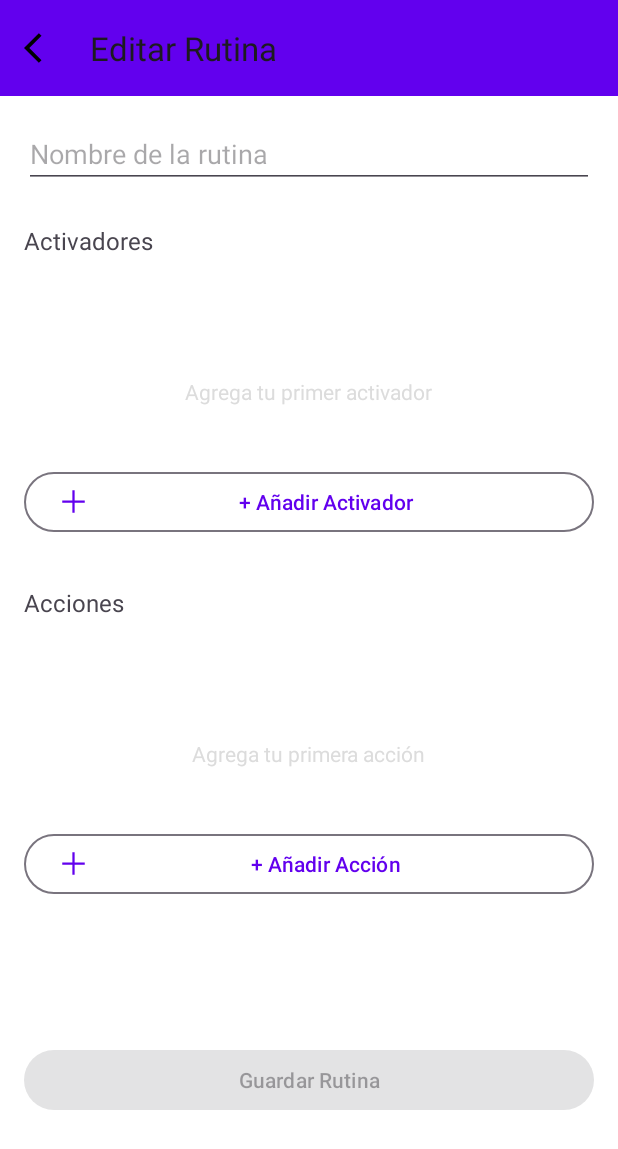
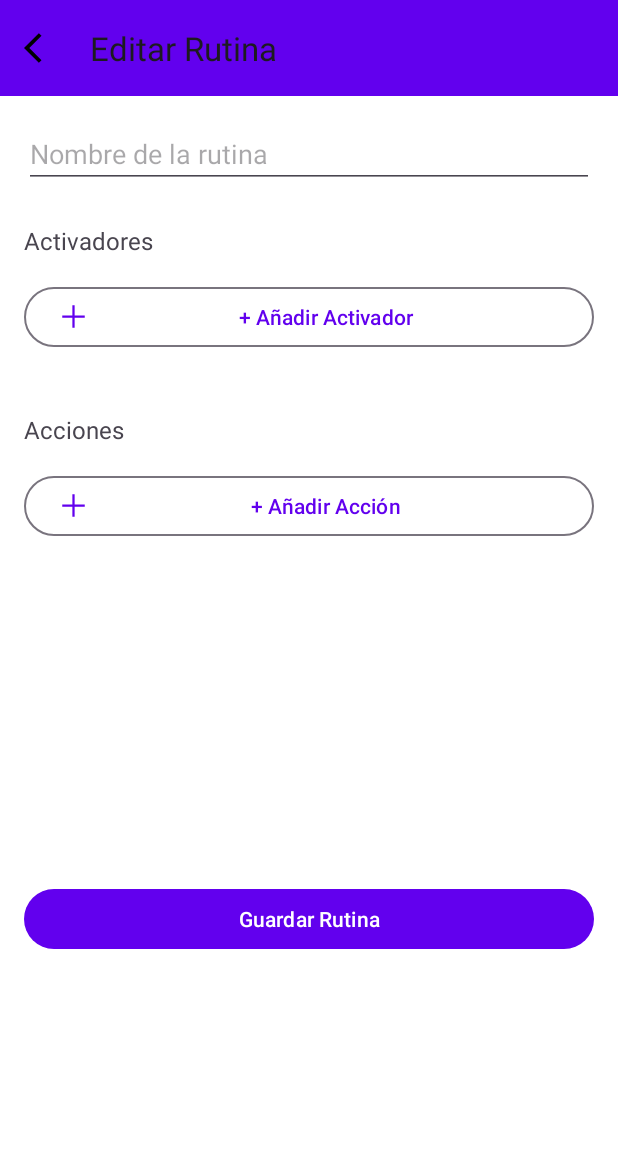
Before and after one commit to ainteasybro666/Rutinas, an Android app built with Jetpack Compose: the RoutineEditFragment screen opened through its navigation route, on a phone screen of 412 x 824 dp. Shown: the top 1149 px of the screen. Run offline under Robolectric (Android 15) with nearby library versions, the phone set to English and light mode, and no system bars; our stand-ins replace Dagger/Hilt's generated code, Room's generated code, Timber, navigation-ui.

Commit message:
compila, abre. ya no crashea con los botones ni nada. falta solucionar problemas del logcat y que se almacenen acciones en el edit.

```diff
--- a/Rutinas/app/src/main/java/com/example/rutinas/ui/edit/RoutineEditFragment.kt
+++ b/Rutinas/app/src/main/java/com/example/rutinas/ui/edit/RoutineEditFragment.kt
@@ -97,11 +97,9 @@ class RoutineEditFragment : BaseFragment(),
             toolbar.title = "Editar Rutina"
 
             btnAddTrigger.setOnClickListener {
-                if (canShowDialog()) { // Nueva función de validación
-                    TriggerTypeDialog.createInstance().apply {
-                        setTriggerTypeListener(this@RoutineEditFragment)
-                        showSafe(childFragmentManager) // Método seguro para mostrar
-                    }
+                TriggerTypeDialog.createInstance().apply {
+                    setTriggerTypeListener(this@RoutineEditFragment)
+                    showDialog(this)
                 }
             }
 
@@ -126,17 +124,15 @@ class RoutineEditFragment : BaseFragment(),
 
         AddActionDialogFragment.newInstance().apply {
             setOnActionSelectedListener { navigateToEditAction(it) }
-            showSafe(childFragmentManager) // Método seguro
+            showDialog(this)
         }
     }
 
     private fun setupTriggersRecyclerView() {
         triggerAdapter = TriggerAdapter(
-            triggers = triggersList,
             onTriggerDeleted = { trigger ->
                 triggersList.remove(trigger)
-                triggerAdapter.notifyDataSetChanged()
-                updateEmptyStateVisibility()
+                triggerAdapter.submitList(triggersList.toList())
             }
         )
 
@@ -145,7 +141,6 @@ class RoutineEditFragment : BaseFragment(),
             adapter = triggerAdapter
             addItemDecoration(createItemDecoration())
         }
-        updateEmptyStateVisibility()
     }
 
     private fun setupActionsRecyclerView() {
@@ -161,7 +156,6 @@ class RoutineEditFragment : BaseFragment(),
             layoutManager = LinearLayoutManager(requireContext())
             adapter = actionAdapter
         }
-        updateEmptyStateVisibility()
     }
     private fun navigateToEditAction(action: Action) {
         val editFragment = when (action.type) {
@@ -183,7 +177,7 @@ class RoutineEditFragment : BaseFragment(),
     }
 
     override fun onTriggerSelected(triggerType: TriggerTypeDialog.TriggerType) {
-        if (!isAdded || isDetached) {  // Verificación crítica añadida
+        if (!isAdded || isDetached) {
             Timber.e("onTriggerSelected: Fragment no adjunto")
             return
         }
@@ -195,7 +189,7 @@ class RoutineEditFragment : BaseFragment(),
         when (triggerType) {
             TriggerTypeDialog.TriggerType.TIME -> {
                 timeDialog.setTimeTriggerConfigListener(this@RoutineEditFragment)
-                if (isAdded) timeDialog.show(childFragmentManager, "TimeTriggerConfigDialog")
+                showDialog(timeDialog)
             }
             TriggerTypeDialog.TriggerType.CALENDAR -> {
                 calendarDialog.setCalendarTriggerListener(this@RoutineEditFragment)
@@ -216,22 +210,19 @@ class RoutineEditFragment : BaseFragment(),
     override fun onCalendarTriggerConfigured(trigger: Trigger) {
         Timber.d("Trigger de calendario configurado: $trigger")
         triggersList.add(trigger)
-        triggerAdapter.notifyDataSetChanged()
-        updateEmptyStateVisibility()
+        triggerAdapter.submitList(triggersList.toList())
     }
 
     override fun onLocationTriggerConfigured(trigger: Trigger) {
         Timber.d("Trigger de ubicación configurado: $trigger")
         triggersList.add(trigger)
-        triggerAdapter.notifyDataSetChanged()
-        updateEmptyStateVisibility()
+        triggerAdapter.submitList(triggersList.toList())
     }
 
     override fun onTimeTriggerConfigured(trigger: Trigger) {
         Timber.d("Trigger de tiempo configurado: $trigger")
         triggersList.add(trigger)
-        triggerAdapter.notifyDataSetChanged()
-        updateEmptyStateVisibility()
+        triggerAdapter.submitList(triggersList.toList())
     }
 
     private fun setupObservers() {
@@ -245,7 +236,7 @@ class RoutineEditFragment : BaseFragment(),
                         triggersList.addAll(it.triggers)
                         triggerAdapter.notifyDataSetChanged()
                         viewModel.updateActions(it.actions)
-                        updateEmptyStateVisibility()
+                        triggerAdapter.submitList(triggersList.toList())
                     }
                 }
             }
@@ -256,7 +247,7 @@ class RoutineEditFragment : BaseFragment(),
                 viewModel.actions.collect { actions ->
                     Timber.d("Lista de acciones actualizada: $actions")
                     actionAdapter.submitList(actions)
-                    updateEmptyStateVisibility()
+                    actionAdapter.submitList(actions.toList())
                 }
             }
         }
@@ -310,21 +301,6 @@ class RoutineEditFragment : BaseFragment(),
         return isValid
     }
 
-    private fun updateEmptyStateVisibility() {
-        if (!isAdded) return
-        vb.apply {
-            val hasTriggers = triggersList.isNotEmpty()
-            val hasActions = !viewModel.actions.value.isNullOrEmpty()
-
-            rvTriggers.visibility = if (hasTriggers) View.VISIBLE else View.GONE
-            emptyStateTriggersGroup.visibility = if (hasTriggers) View.GONE else View.VISIBLE
-
-            rvActions.visibility = if (hasActions) View.VISIBLE else View.GONE
-            emptyStateActionsGroup.visibility = if (hasActions) View.GONE else View.VISIBLE
-
-            btnSaveRoutine.isEnabled = hasTriggers && hasActions
-        }
-    }
 
     private fun createItemDecoration() = object : RecyclerView.ItemDecoration() {
         override fun getItemOffsets(
@@ -355,11 +331,11 @@ class RoutineEditFragment : BaseFragment(),
     private fun showFloatingButton() {
         activity?.findViewById<View>(R.id.fab_add_routine)?.visibility = View.VISIBLE
     }
-    private fun DialogFragment.showSafe(fm: FragmentManager) {
-        if (!canShowDialog() || fm.isDestroyed) {
-            Timber.e("No se puede mostrar diálogo: FragmentManager no válido")
-            return
+    private fun showDialog(dialog: DialogFragment) {
+        if (canShowDialog()) {
+            dialog.show(parentFragmentManager, dialog::class.java.simpleName)
+        } else {
+            Timber.e("No se puede mostrar diálogo: Estado inválido del fragmento")
         }
-        show(fm, this::class.java.simpleName)
     }
 }
--- a/Rutinas/app/src/main/java/com/example/rutinas/ui/edit/actions/EditSoundModeActionDialogFragment.kt
+++ b/Rutinas/app/src/main/java/com/example/rutinas/ui/edit/actions/EditSoundModeActionDialogFragment.kt
@@ -31,7 +31,6 @@ class EditSoundModeActionDialogFragment : DialogFragment(), Parcelable, ActionEd
 
         loadActionData()
 
-        val dialog =  super.onCreateDialog(savedInstanceState) as AlertDialog
         return AlertDialog.Builder(requireContext())
             .setTitle("Modo de Sonido")
             .setView(binding.root)
--- a/Rutinas/app/src/main/java/com/example/rutinas/ui/edit/actions/EditVolumeActionDialogFragment.kt
+++ b/Rutinas/app/src/main/java/com/example/rutinas/ui/edit/actions/EditVolumeActionDialogFragment.kt
@@ -48,9 +48,7 @@ class EditVolumeActionDialogFragment : DialogFragment(), Parcelable, ActionEdito
             builder.setNegativeButton("Cancelar") { _, _ ->
                 Timber.d("EditVolumeActionDialogFragment: Botón Cancelar pulsado")
             }
-            dialog.setView(builder.create().requireViewById(android.R.id.content))
-
-            return dialog
+            return builder.create()
 
 
         } catch (e: Exception) {
--- a/Rutinas/app/src/main/java/com/example/rutinas/ui/main/adapter/TriggerAdapter.kt
+++ b/Rutinas/app/src/main/java/com/example/rutinas/ui/main/adapter/TriggerAdapter.kt
@@ -6,11 +6,14 @@ import androidx.recyclerview.widget.RecyclerView
 import com.example.rutinas.data.model.Trigger
 import com.example.rutinas.databinding.ItemTriggerBinding
 import timber.log.Timber
+import androidx.recyclerview.widget.DiffUtil
+import androidx.recyclerview.widget.ListAdapter
+
 
 class TriggerAdapter(
-    private val triggers: List<Trigger>,
+
     private val onTriggerDeleted: (Trigger) -> Unit
-) : RecyclerView.Adapter<TriggerAdapter.TriggerViewHolder>() {
+) : ListAdapter<Trigger, TriggerAdapter.TriggerViewHolder>(TriggerDiffCallback()) {
 
     inner class TriggerViewHolder(
         private val binding: ItemTriggerBinding
@@ -67,6 +70,7 @@ class TriggerAdapter(
                     }
                 }
 
+
                 // Configurar botón de eliminar
                 btnDelete.setOnClickListener {
                     onTriggerDeleted(trigger)
@@ -100,8 +104,13 @@ class TriggerAdapter(
     }
 
     override fun onBindViewHolder(holder: TriggerViewHolder, position: Int) {
-        holder.bind(triggers[position])
+        holder.bind(getItem(position))
     }
 
-    override fun getItemCount(): Int = triggers.size
+    class TriggerDiffCallback : DiffUtil.ItemCallback<Trigger>() {
+        override fun areItemsTheSame(oldItem: Trigger, newItem: Trigger): Boolean = oldItem.id == newItem.id
+        override fun areContentsTheSame(oldItem: Trigger, newItem: Trigger): Boolean = oldItem == newItem
+    }
+
+
 }
--- a/Rutinas/app/src/main/res/layout/fragment_routine_edit.xml
+++ b/Rutinas/app/src/main/res/layout/fragment_routine_edit.xml
@@ -33,19 +33,20 @@
             android:layout_width="match_parent"
             android:layout_height="wrap_content"
             android:padding="16dp"
-            tools:ignore="ExtraText">
+            xmlns:android="http://schemas.android.com/apk/res/android"
+            xmlns:app="http://schemas.android.com/apk/res-auto">
 
-            <!-- Header: Nombre de rutina -->
+            <!-- Nombre de la rutina -->
             <EditText
                 android:id="@+id/etRoutineName"
                 android:layout_width="0dp"
                 android:layout_height="wrap_content"
                 android:hint="Nombre de la rutina"
+                app:layout_constraintTop_toTopOf="parent"
                 app:layout_constraintStart_toStartOf="parent"
-                app:layout_constraintEnd_toEndOf="parent"
-                app:layout_constraintTop_toTopOf="parent"/>
+                app:layout_constraintEnd_toEndOf="parent"/>
 
-            <!-- Sección de Triggers -->
+            <!-- ——— Sección Activadores ——— -->
             <TextView
                 android:id="@+id/tvTriggersTitle"
                 android:layout_width="0dp"
@@ -53,45 +54,9 @@
                 android:layout_marginTop="24dp"
                 android:text="Activadores"
                 android:textSize="16sp"
-                app:layout_constraintEnd_toEndOf="parent"
+                app:layout_constraintTop_toBottomOf="@id/etRoutineName"
                 app:layout_constraintStart_toStartOf="parent"
-                app:layout_constraintTop_toBottomOf="@id/etRoutineName" />
-
-            <androidx.recyclerview.widget.RecyclerView
-                android:id="@+id/rvTriggers"
-                android:layout_width="0dp"
-                android:layout_height="wrap_content"
-                android:layout_marginTop="8dp"
-                app:layout_constraintEnd_toEndOf="parent"
-                app:layout_constraintStart_toStartOf="parent"
-                app:layout_constraintTop_toBottomOf="@id/tvTriggersTitle" />
-
-            <!-- Empty State Triggers (Group) -->
-            <LinearLayout
-                android:id="@+id/emptyStateTriggersGroup"
-                android:layout_width="0dp"
-                android:layout_height="wrap_content"
-                android:orientation="vertical"
-                android:gravity="center"
-                android:padding="24dp"
-                android:visibility="gone"
-                app:layout_constraintEnd_toEndOf="parent"
-                app:layout_constraintStart_toStartOf="parent"
-                app:layout_constraintTop_toBottomOf="@id/tvTriggersTitle">
-
-                <ImageView
-                    android:layout_width="48dp"
-                    android:layout_height="48dp"
-                    android:src="@drawable/ic_empty_state"
-                    android:contentDescription="Empty state"/>
-
-                <TextView
-                    android:layout_width="wrap_content"
-                    android:layout_height="wrap_content"
-                    android:layout_marginTop="8dp"
-                    android:text="Agrega tu primer activador"
-                    android:textColor="@color/gray"/>
-            </LinearLayout>
+                app:layout_constraintEnd_toEndOf="parent"/>
 
             <com.google.android.material.button.MaterialButton
                 android:id="@+id/btnAddTrigger"
@@ -101,11 +66,20 @@
                 android:layout_marginTop="16dp"
                 android:text="+ Añadir Activador"
                 app:icon="@drawable/ic_add"
-                app:layout_constraintEnd_toEndOf="parent"
+                app:layout_constraintTop_toBottomOf="@id/tvTriggersTitle"
                 app:layout_constraintStart_toStartOf="parent"
-                app:layout_constraintTop_toBottomOf="@id/emptyStateTriggersGroup" />
+                app:layout_constraintEnd_toEndOf="parent"/>
 
-            <!-- Sección Acciones -->
+            <androidx.recyclerview.widget.RecyclerView
+                android:id="@+id/rvTriggers"
+                android:layout_width="0dp"
+                android:layout_height="wrap_content"
+                android:layout_marginTop="8dp"
+                app:layout_constraintTop_toBottomOf="@id/btnAddTrigger"
+                app:layout_constraintStart_toStartOf="parent"
+                app:layout_constraintEnd_toEndOf="parent"/>
+
+            <!-- ——— Sección Acciones ——— -->
             <TextView
                 android:id="@+id/tvActionsTitle"
                 android:layout_width="0dp"
@@ -113,45 +87,9 @@
                 android:layout_marginTop="32dp"
                 android:text="Acciones"
                 android:textSize="16sp"
-                app:layout_constraintEnd_toEndOf="parent"
+                app:layout_constraintTop_toBottomOf="@id/rvTriggers"
                 app:layout_constraintStart_toStartOf="parent"
-                app:layout_constraintTop_toBottomOf="@id/btnAddTrigger" />
-
-            <androidx.recyclerview.widget.RecyclerView
-                android:id="@+id/rvActions"
-                android:layout_width="0dp"
-                android:layout_height="wrap_content"
-                android:layout_marginTop="8dp"
-                app:layout_constraintEnd_toEndOf="parent"
-                app:layout_constraintStart_toStartOf="parent"
-                app:layout_constraintTop_toBottomOf="@id/tvActionsTitle" />
-
-            <!-- Empty State Acciones -->
-            <LinearLayout
-                android:id="@+id/emptyStateActionsGroup"
-                android:layout_width="0dp"
-                android:layout_height="wrap_content"
-                android:orientation="vertical"
-                android:gravity="center"
-                android:padding="24dp"
-                android:visibility="gone"
-                app:layout_constraintEnd_toEndOf="parent"
-                app:layout_constraintStart_toStartOf="parent"
-                app:layout_constraintTop_toBottomOf="@id/tvActionsTitle">
-
-                <ImageView
-                    android:layout_width="48dp"
-                    android:layout_height="48dp"
-                    android:src="@drawable/ic_empty_state"
-                    android:contentDescription="Empty state"/>
-
-                <TextView
-                    android:layout_width="wrap_content"
-                    android:layout_height="wrap_content"
-                    android:layout_marginTop="8dp"
-                    android:text="Agrega tu primera acción"
-                    android:textColor="@color/gray"/>
-            </LinearLayout>
+                app:layout_constraintEnd_toEndOf="parent"/>
 
             <com.google.android.material.button.MaterialButton
                 android:id="@+id/btnAddAction"
@@ -161,22 +99,35 @@
                 android:layout_marginTop="16dp"
                 android:text="+ Añadir Acción"
                 app:icon="@drawable/ic_add"
-                app:layout_constraintEnd_toEndOf="parent"
+                app:layout_constraintTop_toBottomOf="@id/tvActionsTitle"
                 app:layout_constraintStart_toStartOf="parent"
-                app:layout_constraintTop_toBottomOf="@id/emptyStateActionsGroup" />
+                app:layout_constraintEnd_toEndOf="parent"/>
 
-            <!-- Botón Guardar -->
+            <androidx.recyclerview.widget.RecyclerView
+                android:id="@+id/rvActions"
+                android:layout_width="0dp"
+                android:layout_height="wrap_content"
+                android:layout_marginTop="8dp"
+                android:layout_marginBottom="16dp"
+                android:clipToPadding="false"
+                android:paddingBottom="16dp"
+                app:layout_constraintTop_toBottomOf="@id/btnAddAction"
+                app:layout_constraintStart_toStartOf="parent"
+                app:layout_constraintEnd_toEndOf="parent"/>
+
+            <!-- ——— Botón Guardar ——— -->
             <com.google.android.material.button.MaterialButton
                 android:id="@+id/btnSaveRoutine"
                 android:layout_width="0dp"
                 android:layout_height="wrap_content"
                 android:layout_marginTop="32dp"
                 android:text="Guardar Rutina"
-                app:layout_constraintBottom_toBottomOf="parent"
+                app:layout_constraintTop_toBottomOf="@id/rvActions"
+                app:layout_constraintStart_toStartOf="parent"
                 app:layout_constraintEnd_toEndOf="parent"
-                app:layout_constraintStart_toStartOf="parent"
-                app:layout_constraintTop_toBottomOf="@id/btnAddAction" />
+                app:layout_constraintBottom_toBottomOf="parent"/>
 
         </androidx.constraintlayout.widget.ConstraintLayout>
+
     </androidx.core.widget.NestedScrollView>
 </androidx.constraintlayout.widget.ConstraintLayout>
```
Also changed, not shown: Rutinas/app/src/main/java/com/example/rutinas/ui/edit/actions/EditPauseActionDialogFragment.kt (+20 -11 lines), Rutinas/app/src/main/java/com/example/rutinas/ui/edit/dialogs/TimeTriggerConfigDialog.kt (+24 -1 lines).
